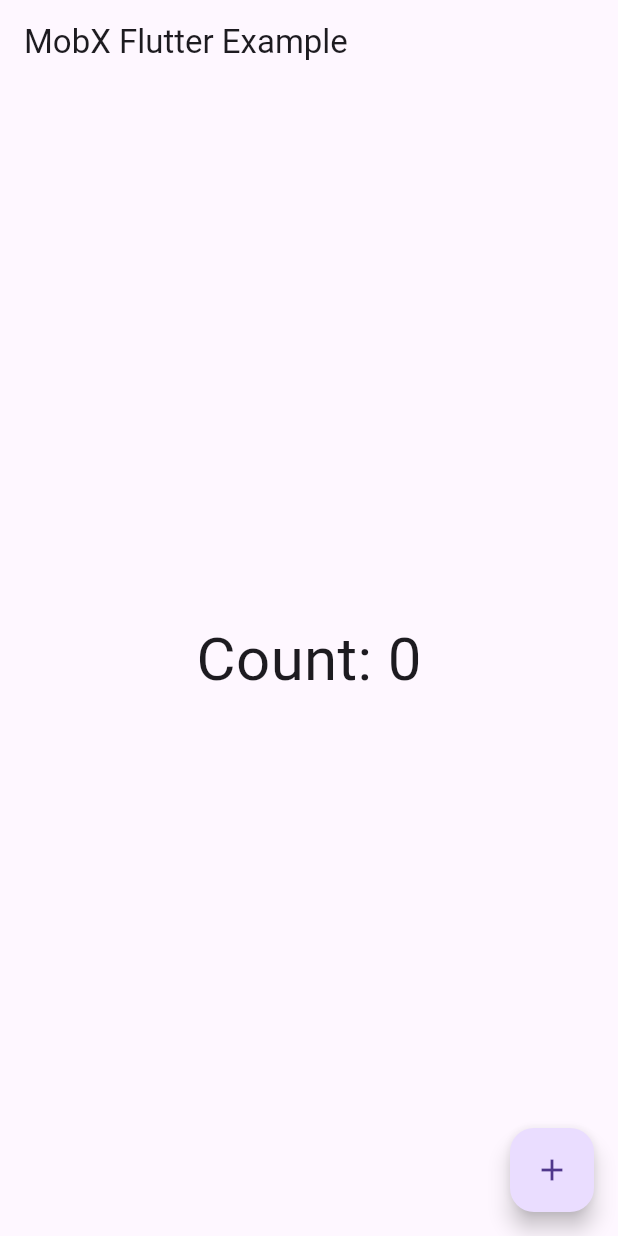
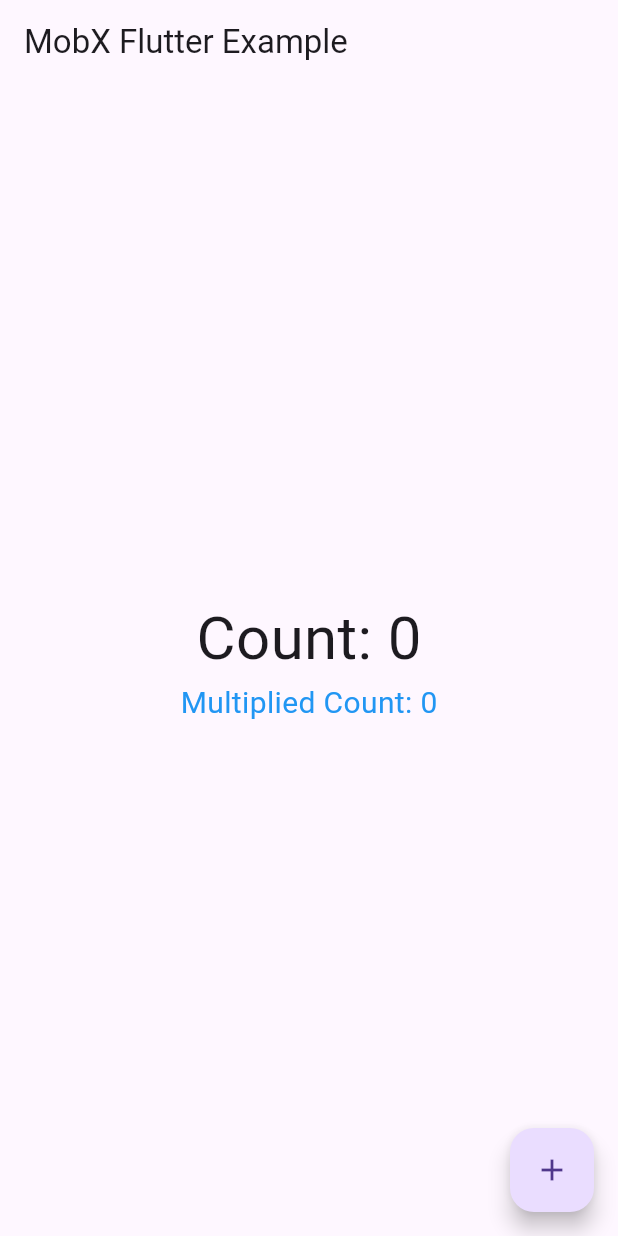
Before and after one commit to IvanGSilva/app_mobx_faculdade, a Flutter app: the screen it shows after launch, on a phone screen of 412 x 824 dp. Run offline on Flutter 3.47's test engine with Material 3 defaults, Android fonts, the phone set to English and light mode, and no system bars; our stand-ins replace flutter_mobx, mobx; generated files the repository leaves out were written again.

Commit message:
-mod: inplementado o contador multipliado no main

```diff
--- a/lib/main.dart
+++ b/lib/main.dart
@@ -16,9 +16,18 @@
         appBar: AppBar(title: Text('MobX Flutter Example')),
         body: Center(
           child: Observer(
-            builder: (_) => Text(
-              'Count: ${counter.count}', // Reage automaticamente às mudanças
-              style: TextStyle(fontSize: 40),
+             builder: (_) => Column(
+              mainAxisAlignment: MainAxisAlignment.center,
+              children: [
+                Text(
+                  'Count: ${counter.count}', //reage autometicamente á mudanças
+                  style: TextStyle(fontSize: 40),
+                ),
+                Text(
+                  'Multiplied Count: ${counter.multipliedCount}', // Exibindo o valor computado
+                  style: TextStyle(fontSize: 20, color: Colors.blue),
+                ),
+              ],
             ),
           ),
         ),
```
